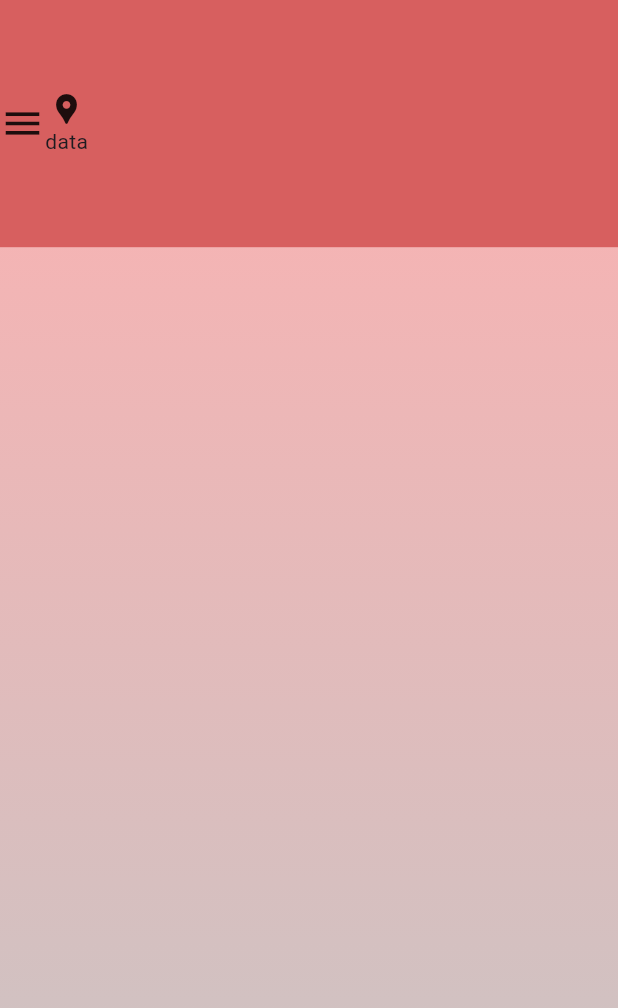
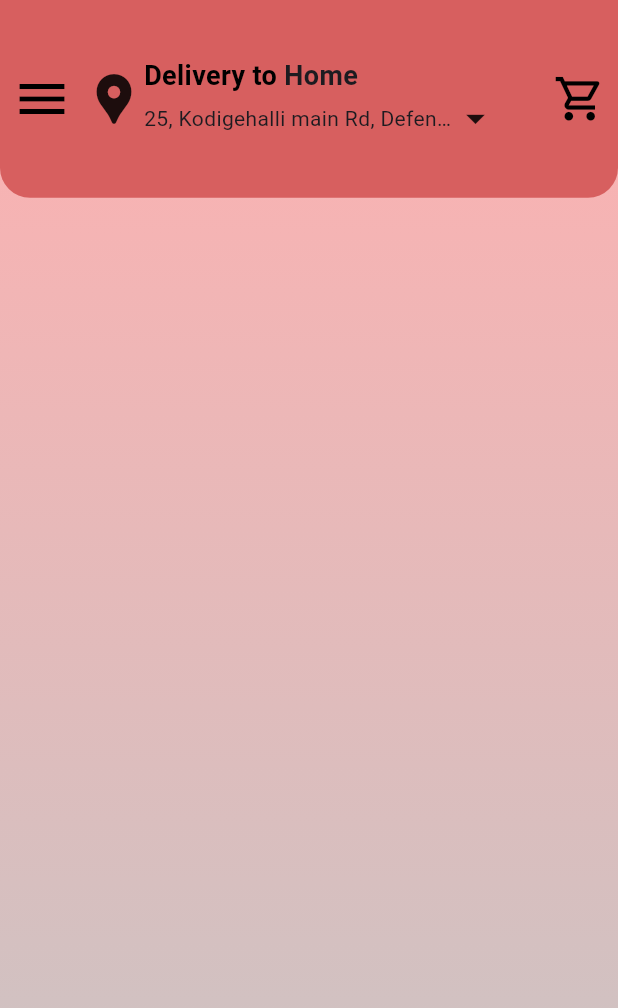
Before and after one commit to I-SHIVA-SAHANI/fenora, a Flutter app: the screen it shows after launch, on a phone screen of 412 x 824 dp. Shown: the top 1008 px of the screen. Run offline on Flutter 3.47's test engine with Material 3 defaults, Android fonts, the light colour scheme and no system bars.

Commit message:
Modified user interface

```diff
--- /dev/null
+++ b/fenora/lib/address.dart
@@ -0,0 +1,17 @@
+import 'package:flutter/material.dart';
+
+class AdressSelection extends StatefulWidget {
+  const AdressSelection({super.key});
+
+  @override
+  State<AdressSelection> createState() => _AdressSelectionState();
+}
+
+class _AdressSelectionState extends State<AdressSelection> {
+  @override
+  Widget build(BuildContext context) {
+    return Scaffold(
+      body: Text("data"),
+    );
+  }
+}
--- a/fenora/lib/homescreen.dart
+++ b/fenora/lib/homescreen.dart
@@ -1,3 +1,4 @@
+import 'package:fenora/address.dart';
 import 'package:flutter/material.dart';
 
 class HomeScreen extends StatefulWidget {
@@ -9,38 +10,109 @@ class HomeScreen extends StatefulWidget {
 class _HomeScreenState extends State<HomeScreen> {
   @override
   Widget build(BuildContext context) {
-    return Column(
+    return Scaffold(
+      body: Container(
+        height: MediaQuery.of(context).size.height,
+        width: MediaQuery.of(context).size.width,
+        decoration: BoxDecoration(
+          gradient: LinearGradient(
+              colors: [Color(0xFFFFB0B0), Color(0xFFC7C5C5)],
+              begin: Alignment.topCenter,
+              end: Alignment.bottomCenter),
+        ),
+        child: Column(
           children: [
             Container(
-          height: MediaQuery.of(context).size.height * 0.2,
+              height: MediaQuery.of(context).size.height * 0.16,
               width: MediaQuery.of(context).size.width,
               decoration: BoxDecoration(
                 color: Color(0xFFD75F5F),
+                borderRadius: BorderRadius.only(
+                  bottomLeft: Radius.circular(20),
+                  bottomRight: Radius.circular(20),
+                ),
               ),
               child: SafeArea(
                 child: Row(
+                  crossAxisAlignment: CrossAxisAlignment.center,
                   children: [
+                    IconButton(
+                      onPressed: () {},
+                      icon: Icon(Icons.menu),
+                      iconSize: 40,
+                      color: Colors.black,
+                    ),
                     Icon(
-                  Icons.menu,
-                  size: 30,
+                      Icons.location_pin,
+                      size: 40,
                     ),
+
+                    // column containing address
                     Column(
                       mainAxisAlignment: MainAxisAlignment.center,
-                  spacing: 0,
+                      crossAxisAlignment: CrossAxisAlignment.start,
                       children: [
                         Row(
                           children: [
-                        Icon(Icons.location_pin),
+                            Text(
+                              "Delivery to ",
+                              style: TextStyle(
+                                  fontSize: 18,
+                                  fontWeight: FontWeight.bold,
+                                  color: Colors.black),
+                            ),
+                            Text(
+                              "Home",
+                              style: TextStyle(
+                                fontSize: 18,
+                                fontWeight: FontWeight.bold,
+                              ),
+                            ),
                           ],
                         ),
-                    Text("data")
+                        Row(
+                          children: [
+                            GestureDetector(
+                              onTap: () {
+                                Navigator.push(
+                                    context,
+                                    MaterialPageRoute(
+                                        builder: (context) =>
+                                            AdressSelection()));
+                              },
+                              child: SizedBox(
+                                width: MediaQuery.of(context).size.width * 0.5,
+                                child: Text(
+                                  // textAlign: TextAlign.left,
+                                  "25, Kodigehalli main Rd, Defence Layout, Sahakar nagar, Bengaluru, Karnataka, 560097",
+                                  overflow: TextOverflow.ellipsis,
+                                ),
+                              ),
+                            ),
+                            const Icon(
+                              Icons.arrow_drop_down,
+                              size: 30,
+                            ),
                           ],
+                        ),
+                      ],
+                    ),
+                    Spacer(),
+                    IconButton(
+                      onPressed: () {},
+                      icon: Icon(
+                        Icons.shopping_cart_outlined,
+                        size: 35,
+                        color: Colors.black,
+                      ),
                     )
                   ],
                 ),
               ),
             ),
           ],
+        ),
+      ),
     );
   }
 }
--- a/fenora/lib/main.dart
+++ b/fenora/lib/main.dart
@@ -13,17 +13,7 @@ class MyApp extends StatelessWidget {
     return MaterialApp(
       debugShowCheckedModeBanner: false,
       home: Scaffold(
-        body: Container(
-          height: MediaQuery.of(context).size.height,
-          width: MediaQuery.of(context).size.width,
-          decoration: BoxDecoration(
-            gradient: LinearGradient(
-                colors: [Color(0xFFFFB0B0), Color(0xFFC7C5C5)],
-                begin: Alignment.topCenter,
-                end: Alignment.bottomCenter),
-          ),
-          child: HomeScreen(),
-        ),
+        body: HomeScreen(),
       ),
     );
   }
```
Lines whose indentation alone changed are shown as unchanged.
